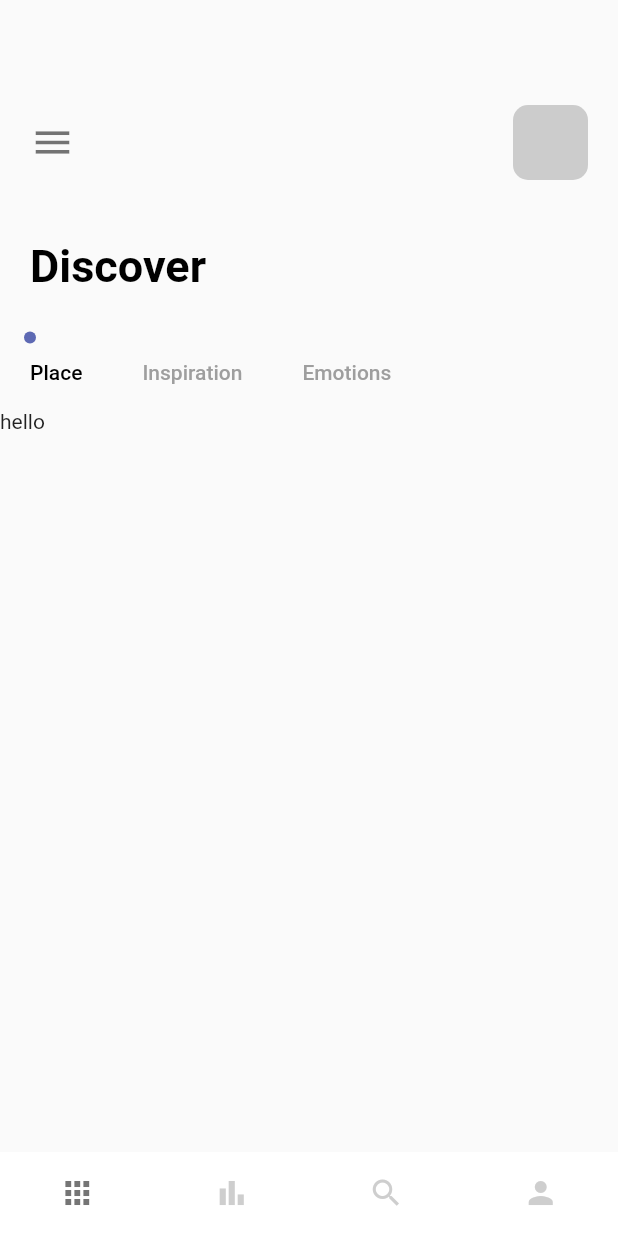
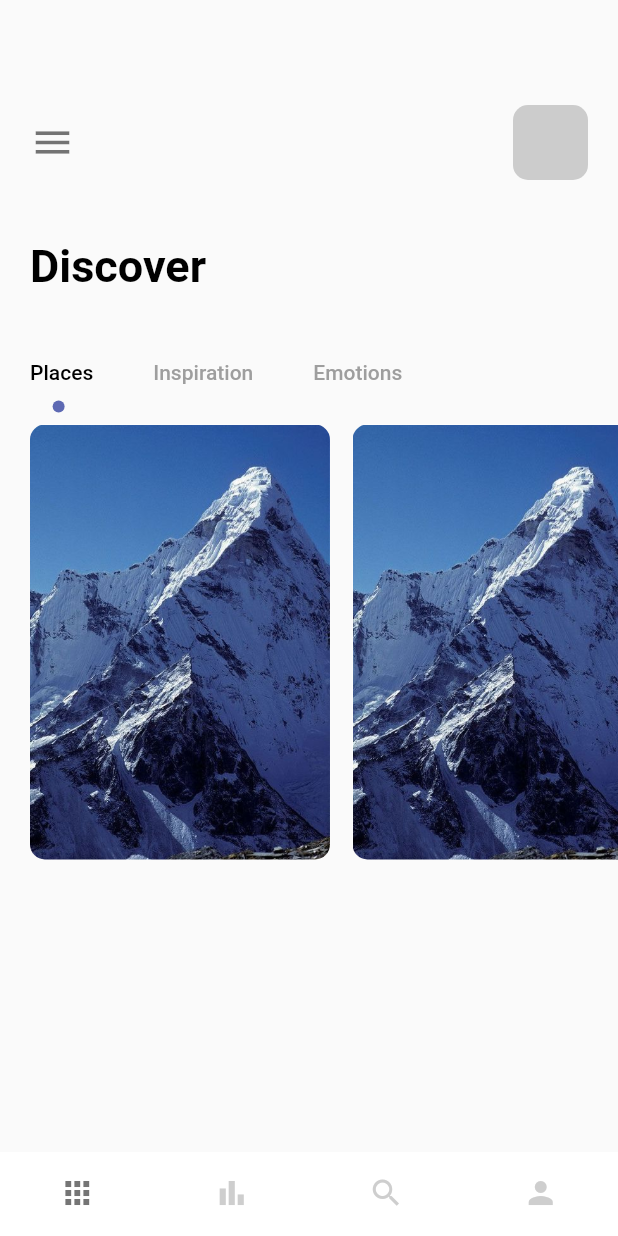
Before and after one commit to lukechoi14/tenth_flutter_app, a Flutter app: the screen it shows after launch, on a phone screen of 412 x 824 dp. Run offline on Flutter 3.47's test engine with Material 2 defaults, Android fonts, the phone set to English and light mode, and no system bars.

```diff
--- a/lib/pages/navpages/home_page.dart
+++ b/lib/pages/navpages/home_page.dart
@@ -19,85 +19,115 @@ class _HomePageState extends State<HomePage> with TickerProviderStateMixin {
       crossAxisAlignment: CrossAxisAlignment.start,
       children: [
         Container(
-            padding: const EdgeInsets.only(top:70,left:20,right: 20),
+          padding: const EdgeInsets.only(top: 70, left: 20, right: 20),
           child: Row(
             mainAxisAlignment: MainAxisAlignment.spaceBetween,
             children: [
-                Icon(Icons.menu, size: 30, color: Colors.black54,),
+              Icon(
+                Icons.menu,
+                size: 30,
+                color: Colors.black54,
+              ),
               Container(
                 width: 50,
                 height: 50,
                 decoration: BoxDecoration(
                     borderRadius: BorderRadius.circular(10),
-                    color: Colors.grey.withOpacity(0.5)
-                  ),
+                    color: Colors.grey.withOpacity(0.5)),
               )
             ],
           ),
         ),
-          SizedBox(height: 40,),
+        SizedBox(
+          height: 40,
+        ),
         Padding(
-            padding: const EdgeInsets.only(left:20.0),
+          padding: const EdgeInsets.only(left: 20.0),
           child: AppLargeText(text: "Discover"),
         ),
-          SizedBox(height: 30,),
+        SizedBox(
+          height: 30,
+        ),
         Container(
           child: Align(
             alignment: Alignment.centerLeft,
             child: TabBar(
-                labelPadding: const EdgeInsets.only(left:20,right: 20),
+              labelPadding: const EdgeInsets.only(left: 20, right: 20),
               controller: _tabController,
               labelColor: Colors.black,
               unselectedLabelColor: Colors.grey,
               isScrollable: true,
               indicatorSize: TabBarIndicatorSize.label,
-                indicator: CircleTabIndicator(color: AppColors.mainColor,radius: 4),
+              indicator:
+                  CircleTabIndicator(color: AppColors.mainColor, radius: 4),
               tabs: [
-                  Tab(text:"Place"),
-                  Tab(text:"Inspiration"),
-                  Tab(text:"Emotions"),
+                Tab(text: "Places"),
+                Tab(text: "Inspiration"),
+                Tab(text: "Emotions"),
               ],
             ),
           ),
         ),
         Container(
+          padding: const EdgeInsets.only(left:20),
           height: 300,
           width: double.maxFinite,
           child: TabBarView(
             controller: _tabController,
             children: [
-                Text("hello"),
+              ListView.builder(
+                  scrollDirection: Axis.horizontal,
+                  itemCount: 3,
+                  itemBuilder: (BuildContext context, int index) {
+                    return Container(
+                      margin: const EdgeInsets.only(right: 15, top: 10),
+                      width: 200,
+                      height: 300,
+                      decoration: BoxDecoration(
+                          borderRadius: BorderRadius.circular(10),
+                          color: Colors.white,
+                          image: DecorationImage(
+                              image: AssetImage("img/mountain.jpeg"),
+                              fit: BoxFit.cover)),
+                    );
+                  }),
               Text("hello"),
               Text("hello"),
             ],
           ),
         ),
-
       ],
-      )
-    );
+    ));
   }
 }
+
 class CircleTabIndicator extends Decoration {
   final Color color;
   final double radius;
-  CircleTabIndicator({required this.color,required this.radius});
+
+  CircleTabIndicator({required this.color, required this.radius});
+
   @override
   BoxPainter createBoxPainter([VoidCallback? onChanged]) {
     // TODO: implement createBoxPainter
-    return _CirclePainter(color:color, radius:radius);
+    return _CirclePainter(color: color, radius: radius);
   }
 }
-class _CirclePainter extends BoxPainter{
+
+class _CirclePainter extends BoxPainter {
   final Color color;
   final double radius;
-  _CirclePainter({required this.color,required this.radius});
+
+  _CirclePainter({required this.color, required this.radius});
+
   @override
   void paint(Canvas canvas, Offset offset, ImageConfiguration configuration) {
     Paint _paint = Paint();
-    _paint.color=color;
-    _paint.isAntiAlias=true;
-    canvas.drawCircle(offset, radius, _paint);
+    _paint.color = color;
+    _paint.isAntiAlias = true;
+    final Offset circleOffset = Offset(
+        configuration.size!.width / 2 - radius / 2,
+        configuration.size!.height - radius / 2);
+    canvas.drawCircle(offset + circleOffset, radius, _paint);
   }
-
 }
```
Lines whose indentation alone changed are shown as unchanged.
